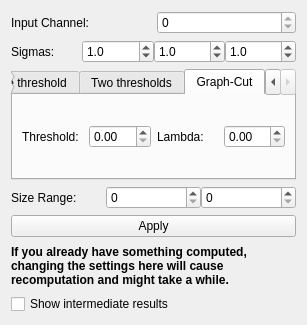
This is ilastik/applets/thresholdTwoLevels/drawer.ui in ilastik/ilastik as Qt 5 draws it before an edit. The edited form follows.
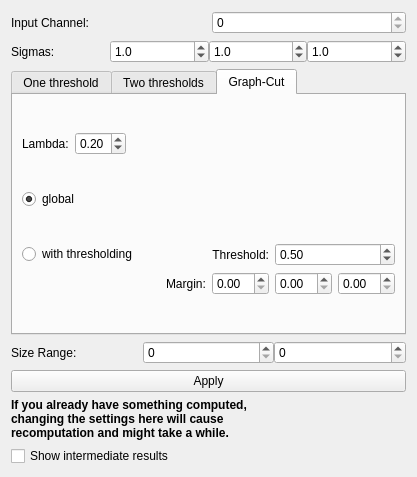
This is the edited form. The open tabs and pages were chosen to show the change.

The edit to the form file:
```diff
--- a/ilastik/applets/thresholdTwoLevels/drawer.ui
+++ b/ilastik/applets/thresholdTwoLevels/drawer.ui
@@ -6,8 +6,8 @@
    <rect>
     <x>0</x>
     <y>0</y>
-    <width>307</width>
-    <height>325</height>
+    <width>417</width>
+    <height>477</height>
    </rect>
   </property>
   <property name="windowTitle">
@@ -129,12 +129,6 @@
    </item>
    <item>
     <widget class="QTabWidget" name="tabWidget">
-     <property name="maximumSize">
-      <size>
-       <width>16777215</width>
-       <height>111</height>
-      </size>
-     </property>
      <property name="toolTip">
       <string extracomment="Simple (one threshold) or Advanced(two threshold)">&lt;html&gt;&lt;head/&gt;&lt;body&gt;&lt;p&gt;&lt;span style=&quot; font-weight:600;&quot;&gt;One threshold&lt;/span&gt;: discard all pixel lower than threshold value.&lt;/p&gt;&lt;p&gt;&lt;span style=&quot; font-weight:600;&quot;&gt;Two thresholds&lt;/span&gt;: hysteresis thresholding. High threshold serves for detection, low threshold for segmentation. First the high threshold is applied and all pixels lower than the high threshold are discarded. Size filtering is performed on the objects (connected components). For the remaining objects, pixel value threshold is relaxed to the low threshold value. &lt;/p &gt;&lt;p&gt;&lt;span style=&quot; font-weight:600;&quot;&gt;Graph-Cut&lt;/span&gt;: TODO.  &lt;/p&gt;&lt;/body&gt;&lt;/html&gt;</string>
      </property>
@@ -226,29 +220,12 @@
       <attribute name="title">
        <string>Graph-Cut</string>
       </attribute>
-      <layout class="QHBoxLayout" name="horizontalLayout_8">
+      <layout class="QVBoxLayout" name="tab_gc_outer_layout">
        <item>
-        <layout class="QHBoxLayout" name="horizontalLayout_9">
-         <item>
-          <widget class="QLabel" name="label_7">
-           <property name="text">
-            <string>Threshold:</string>
-           </property>
-          </widget>
-         </item>
-         <item>
-          <widget class="QDoubleSpinBox" name="thresholdSpinBoxGC">
-           <property name="toolTip">
-            <string>Threshold value</string>
-           </property>
-           <property name="maximum">
-            <double>1.000000000000000</double>
-           </property>
-           <property name="singleStep">
-            <double>0.010000000000000</double>
-           </property>
-          </widget>
-         </item>
+        <layout class="QHBoxLayout" name="tab_gc_lambda_spinbox_layout">
+         <property name="spacing">
+          <number>-1</number>
+         </property>
          <item>
           <widget class="QLabel" name="label_8">
            <property name="text">
@@ -267,7 +244,117 @@
            <property name="singleStep">
             <double>0.010000000000000</double>
            </property>
+           <property name="value">
+            <double>0.200000000000000</double>
+           </property>
           </widget>
+         </item>
+         <item>
+          <spacer name="horizontalSpacer_2">
+           <property name="orientation">
+            <enum>Qt::Horizontal</enum>
+           </property>
+           <property name="sizeHint" stdset="0">
+            <size>
+             <width>40</width>
+             <height>20</height>
+            </size>
+           </property>
+          </spacer>
+         </item>
+        </layout>
+       </item>
+       <item>
+        <widget class="QRadioButton" name="radioButtonGC_global">
+         <property name="text">
+          <string>global</string>
+         </property>
+         <property name="checked">
+          <bool>true</bool>
+         </property>
+        </widget>
+       </item>
+       <item>
+        <layout class="QVBoxLayout" name="verticalLayout_2">
+         <item>
+          <layout class="QHBoxLayout" name="horizontalLayout_8">
+           <item>
+            <widget class="QRadioButton" name="radioButtonGC_local">
+             <property name="text">
+              <string>with thresholding</string>
+             </property>
+             <property name="checked">
+              <bool>false</bool>
+             </property>
+            </widget>
+           </item>
+           <item>
+            <widget class="QLabel" name="label_7">
+             <property name="text">
+              <string>Threshold:</string>
+             </property>
+             <property name="alignment">
+              <set>Qt::AlignRight|Qt::AlignTrailing|Qt::AlignVCenter</set>
+             </property>
+            </widget>
+           </item>
+           <item>
+            <widget class="QDoubleSpinBox" name="thresholdSpinBoxGC">
+             <property name="toolTip">
+              <string>Threshold value</string>
+             </property>
+             <property name="maximum">
+              <double>1.000000000000000</double>
+             </property>
+             <property name="singleStep">
+              <double>0.010000000000000</double>
+             </property>
+             <property name="value">
+              <double>0.500000000000000</double>
+             </property>
+            </widget>
+           </item>
+          </layout>
+         </item>
+         <item>
+          <layout class="QHBoxLayout" name="horizontalLayout_9">
+           <item>
+            <spacer name="horizontalSpacer">
+             <property name="orientation">
+              <enum>Qt::Horizontal</enum>
+             </property>
+             <property name="sizeHint" stdset="0">
+              <size>
+               <width>40</width>
+               <height>20</height>
+              </size>
+             </property>
+            </spacer>
+           </item>
+           <item>
+            <widget class="QLabel" name="label_8">
+             <property name="toolTip">
+              <string>Margin around a single object (XYZ)</string>
+             </property>
+             <property name="text">
+              <string>Margin:</string>
+             </property>
+            </widget>
+           </item>
+           <item>
+            <layout class="QHBoxLayout" name="horizontalLayout_10">
+             <item>
+              <widget class="QDoubleSpinBox" name="marginSpinBoxGC_X"/>
+             </item>
+             <item>
+              <widget class="QDoubleSpinBox" name="marginSpinBoxGC_Y"/>
+             </item>
+             <item>
+              <widget class="QDoubleSpinBox" name="marginSpinBoxGC_Z"/>
+             </item>
+            </layout>
+           </item>
+          </layout>
          </item>
         </layout>
        </item>
```
Left out of the diff: 5 changed lines with no effect on the pictures.
